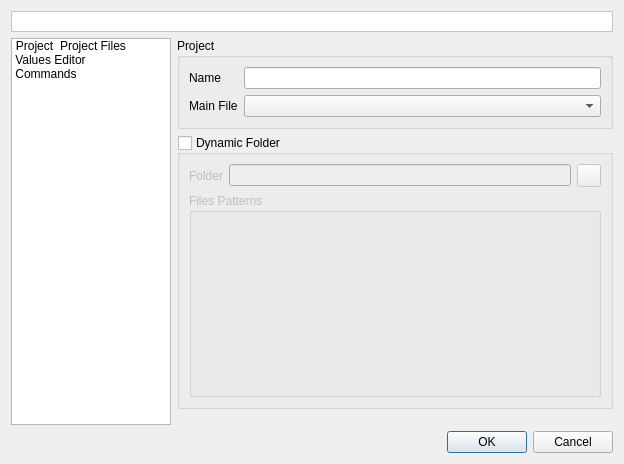
Qt form v2/branches/newxup/monkey/src/xupmanager/gui/UIXUPEditor.ui (testmana2/mks) before a commit.
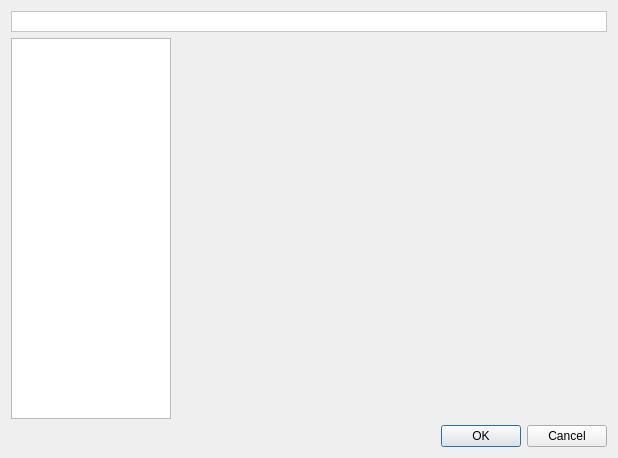
The same form after that commit. Icons and pictures are not drawn. Custom widgets are drawn as their Qt base class.

Commit message: Make Project Editor dialog more generic and reusable by adding concept of pages. Move all codes to pages. Add a new template for creting Mks XUP Page Editor.

```diff
--- a/v2/branches/newxup/monkey/src/xupmanager/gui/UIXUPEditor.ui
+++ b/v2/branches/newxup/monkey/src/xupmanager/gui/UIXUPEditor.ui
@@ -6,8 +6,8 @@
    <rect>
     <x>0</x>
     <y>0</y>
-    <width>624</width>
-    <height>464</height>
+    <width>618</width>
+    <height>458</height>
    </rect>
   </property>
   <layout class="QGridLayout" name="gridLayout_2">
@@ -37,42 +37,6 @@
      <property name="viewMode">
       <enum>QListView::IconMode</enum>
      </property>
-     <item>
-      <property name="text">
-       <string>Project</string>
-      </property>
-      <property name="icon">
-       <iconset resource="../../resources/resources.qrc">
-        <normaloff>:/xupeditor/icons/xupeditor/project.png</normaloff>:/xupeditor/icons/xupeditor/project.png</iconset>
-      </property>
-     </item>
-     <item>
-      <property name="text">
-       <string>Project Files</string>
-      </property>
-      <property name="icon">
-       <iconset resource="../../resources/resources.qrc">
-        <normaloff>:/xupeditor/icons/xupeditor/files.png</normaloff>:/xupeditor/icons/xupeditor/files.png</iconset>
-      </property>
-     </item>
-     <item>
-      <property name="text">
-       <string>Values Editor</string>
-      </property>
-      <property name="icon">
-       <iconset resource="../../resources/resources.qrc">
-        <normaloff>:/xupeditor/icons/xupeditor/values.png</normaloff>:/xupeditor/icons/xupeditor/values.png</iconset>
-      </property>
-     </item>
-     <item>
-      <property name="text">
-       <string>Commands</string>
-      </property>
-      <property name="icon">
-       <iconset resource="../../resources/resources.qrc">
-        <normaloff>:/xupeditor/icons/xupeditor/compiler.png</normaloff>:/xupeditor/icons/xupeditor/compiler.png</iconset>
-      </property>
-     </item>
     </widget>
    </item>
    <item row="1" column="1">
@@ -80,136 +44,6 @@
      <property name="currentIndex">
       <number>0</number>
      </property>
-     <widget class="QWidget" name="wProject">
-      <layout class="QVBoxLayout" name="verticalLayout_2">
-       <property name="margin">
-        <number>0</number>
-       </property>
-       <item>
-        <widget class="QGroupBox" name="gbProject">
-         <property name="sizePolicy">
-          <sizepolicy hsizetype="Preferred" vsizetype="Maximum">
-           <horstretch>0</horstretch>
-           <verstretch>0</verstretch>
-          </sizepolicy>
-         </property>
-         <property name="title">
-          <string>Project</string>
-         </property>
-         <layout class="QGridLayout" name="gridLayout">
-          <item row="0" column="0">
-           <widget class="QLabel" name="lProjectName">
-            <property name="text">
-             <string>Name</string>
-            </property>
-            <property name="buddy">
-             <cstring>leProjectName</cstring>
-            </property>
-           </widget>
-          </item>
-          <item row="0" column="1">
-           <widget class="QLineEdit" name="leProjectName"/>
-          </item>
-          <item row="1" column="0">
-           <widget class="QLabel" name="lMainFile">
-            <property name="text">
-             <string>Main File</string>
-            </property>
-           </widget>
-          </item>
-          <item row="1" column="1">
-           <widget class="QComboBox" name="cbMainFile">
-            <property name="sizePolicy">
-             <sizepolicy hsizetype="Expanding" vsizetype="Fixed">
-              <horstretch>0</horstretch>
-              <verstretch>0</verstretch>
-             </sizepolicy>
-            </property>
-           </widget>
-          </item>
-         </layout>
-        </widget>
-       </item>
-       <item>
-        <widget class="QGroupBox" name="gbDynamicFolder">
-         <property name="sizePolicy">
-          <sizepolicy hsizetype="Preferred" vsizetype="Expanding">
-           <horstretch>0</horstretch>
-           <verstretch>0</verstretch>
-          </sizepolicy>
-         </property>
-         <property name="title">
-          <string>Dynamic Folder</string>
-         </property>
-         <property name="checkable">
-          <bool>true</bool>
-         </property>
-         <property name="checked">
-          <bool>false</bool>
-         </property>
-         <layout class="QVBoxLayout" name="verticalLayout">
-          <item>
-           <layout class="QHBoxLayout" name="hlDynamicFolder">
-            <item>
-             <widget class="QLabel" name="lDynamicFolder">
-              <property name="text">
-               <string>Folder</string>
-              </property>
-             </widget>
-            </item>
-            <item>
-             <widget class="QLineEdit" name="leDynamicFolder"/>
-            </item>
-            <item>
-             <widget class="QToolButton" name="tbDynamicFolder">
-              <property name="icon">
-               <iconset resource="../../resources/resources.qrc">
-                <normaloff>:/listeditor/icons/listeditor/folder.png</normaloff>:/listeditor/icons/listeditor/folder.png</iconset>
-              </property>
-             </widget>
-            </item>
-           </layout>
-          </item>
-          <item>
-           <widget class="pStringListEditor" name="gbDynamicFilesPatterns">
-            <property name="sizePolicy">
-             <sizepolicy hsizetype="Preferred" vsizetype="Expanding">
-              <horstretch>0</horstretch>
-              <verstretch>0</verstretch>
-             </sizepolicy>
-            </property>
-            <property name="title">
-             <string>Files Patterns</string>
-            </property>
-            <property name="flat">
-             <bool>true</bool>
-            </property>
-           </widget>
-          </item>
-         </layout>
-        </widget>
-       </item>
-       <item>
-        <spacer name="verticalSpacer">
-         <property name="orientation">
-          <enum>Qt::Vertical</enum>
-         </property>
-         <property name="sizeType">
-          <enum>QSizePolicy::Preferred</enum>
-         </property>
-         <property name="sizeHint" stdset="0">
-          <size>
-           <width>16</width>
-           <height>16</height>
-          </size>
-         </property>
-        </spacer>
-       </item>
-      </layout>
-     </widget>
-     <widget class="FilesEditor" name="feEditor"/>
-     <widget class="VariablesEditor" name="veEditor"/>
-     <widget class="CommandsEditor" name="ceEditor"/>
     </widget>
    </item>
    <item row="2" column="0" colspan="2">
@@ -325,32 +159,6 @@
    </item>
   </layout>
  </widget>
- <customwidgets>
-  <customwidget>
-   <class>pStringListEditor</class>
-   <extends>QGroupBox</extends>
-   <header location="global">widgets/pStringListEditor.h</header>
-   <container>1</container>
-  </customwidget>
-  <customwidget>
-   <class>CommandsEditor</class>
-   <extends>QFrame</extends>
-   <header location="global">xupmanager/gui/CommandsEditor.h</header>
-   <container>1</container>
-  </customwidget>
-  <customwidget>
-   <class>VariablesEditor</class>
-   <extends>QFrame</extends>
-   <header location="global">xupmanager/gui/VariablesEditor.h</header>
-   <container>1</container>
-  </customwidget>
-  <customwidget>
-   <class>FilesEditor</class>
-   <extends>QWidget</extends>
-   <header location="global">FilesEditor.h</header>
-   <container>1</container>
-  </customwidget>
- </customwidgets>
  <resources>
   <include location="../../resources/resources.qrc"/>
  </resources>
```
Left out of the diff: 2 changed lines with no effect on the pictures. The commit also changes 17 other files.
